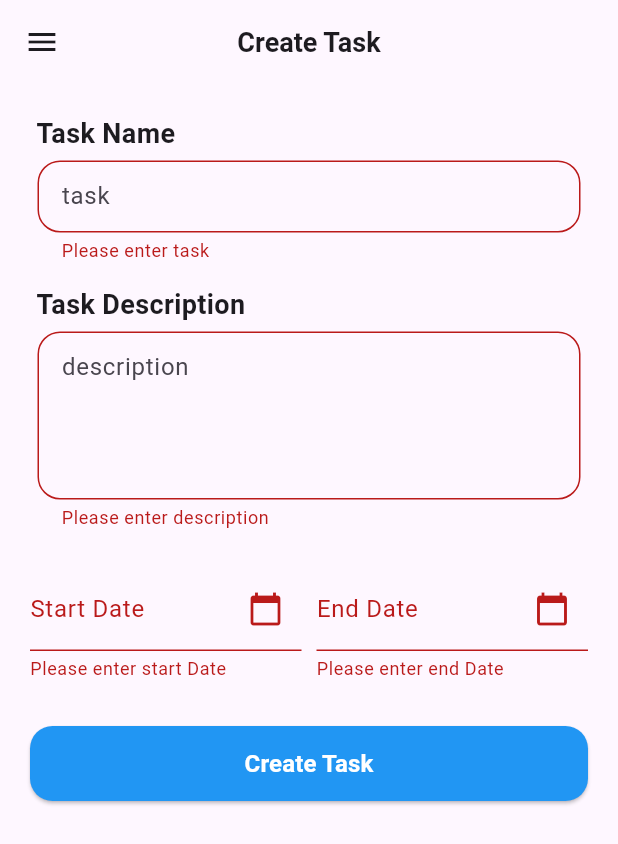
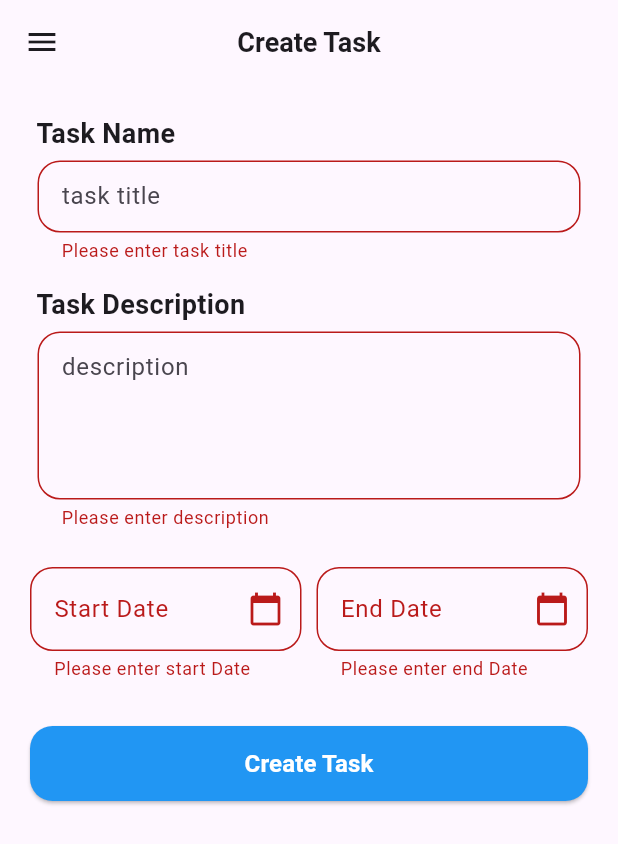
Before and after one commit to mervinkogei/flutter_trial_todo_app, a Flutter app: the TasksScreen screen opened directly, after a tap on "Create Task", on a phone screen of 412 x 824 dp. Shown: the top 844 px of the screen. Run offline on Flutter 3.47's test engine with Material 3 defaults, Android fonts, the phone set to English and light mode, and no system bars; our stand-ins replace fluttertoast; missing offline and left inert: quickeydb, splash_view; accounts and stored records are empty.

Commit message:
feat: Successfully saved the a new task to the local database

```diff
--- a/lib/Database/Models/task_model.dart
+++ b/lib/Database/Models/task_model.dart
@@ -4,8 +4,8 @@ class Task {
    int? id;
    String taskName;
    String description;
-   DateTime? startDate;
-   DateTime? endDate;
+   String? startDate;
+   String? endDate;
    User? user;
 
    Task({
@@ -40,6 +40,7 @@ class Task {
       'description': description,
       'startDate': startDate,
       'endDate': endDate,
+      'user': user != null ? user?.toMap() : null,
    };
 
 }
--- a/lib/Screens/signup.dart
+++ b/lib/Screens/signup.dart
@@ -1,6 +1,5 @@
 import 'package:flutter/material.dart';
 import 'package:fluttertoast/fluttertoast.dart';
-import 'package:quickeydb/builder/query_method.dart';
 import 'package:quickeydb/quickeydb.dart';
 import 'package:trial_todo_app/Database/Models/user_model.dart';
 import 'package:trial_todo_app/Database/Schema/user_schema.dart';
--- a/lib/Screens/tasks.dart
+++ b/lib/Screens/tasks.dart
@@ -1,6 +1,10 @@
 import 'package:flutter/material.dart';
 import 'package:flutter/widgets.dart';
 import 'package:intl/intl.dart';
+import 'package:quickeydb/quickeydb.dart';
+import 'package:trial_todo_app/Database/Models/task_model.dart';
+import 'package:trial_todo_app/Database/Models/user_model.dart';
+import 'package:trial_todo_app/Database/Schema/task_schema.dart';
 import 'package:trial_todo_app/Screens/dashboard_nav.dart';
 import 'package:trial_todo_app/Utils/data_function.dart';
 import 'package:trial_todo_app/Utils/textStyling.dart';
@@ -41,14 +45,25 @@ class _TasksScreenState extends State<TasksScreen> {
     }
   }
 
-addTask() {
+addTask() async{
   if (_formKey.currentState!.validate()) {
-      ScaffoldMessenger.of(context).showSnackBar(
-        const SnackBar(content: Text('Processing Data')),
-      ).closed.then((value) =>
-      Navigator.of(context).push(MaterialPageRoute(builder: (context)=> const DashBoardScreen())));
-    }
-
+    return await QuickeyDB.getInstance!<TaskSchema>()?.create(
+      Task(
+          id: DateTime.now().microsecondsSinceEpoch,
+          taskName: taskNameController.text,
+          description: taskDescriptionController.text,
+          startDate: startDateController.text,
+          endDate: endDateController.text,
+          user: User(name: "vincent", email: "vincentkogei@gmail.com")
+          )).then((value) =>
+          ScaffoldMessenger.of(context).showSnackBar(
+            const SnackBar(content: Text('Processing Data')),
+          ).closed.then((value) =>
+          Navigator.of(context, rootNavigator: true).pushAndRemoveUntil(
+            MaterialPageRoute(builder: (context) => const DashBoardScreen()),
+            (route) => false))
+      );
+  }
 }
 
   @override
@@ -72,7 +87,7 @@ addTask() {
                     ' Task Name',
                     style: ThemeStyling.welcomeTitle,
                   ),
-                  CustomTextField(controller: taskNameController, obscure: false, hintText: 'task',),
+                  CustomTextField(controller: taskNameController, obscure: false, hintText: 'task title',),
                   const SizedBox(height: 10,),
                   const Text(
                     ' Task Description',
@@ -104,6 +119,11 @@ addTask() {
                                       borderSide:
                                           const BorderSide(color: Colors.black),
                                     ),
+                                    border: OutlineInputBorder(
+                                      borderRadius: BorderRadius.circular(15),
+                                      borderSide:
+                                          const BorderSide(color: Colors.black),
+                                    ),
                                     focusedBorder: OutlineInputBorder(
                                       gapPadding: 6,
                                       borderRadius: BorderRadius.circular(15),
@@ -127,6 +147,11 @@ addTask() {
                                   return null;
                                 },
                                 decoration: InputDecoration(
+                                  border: OutlineInputBorder(
+                                      borderRadius: BorderRadius.circular(15),
+                                      borderSide:
+                                          const BorderSide(color: Colors.black),
+                                    ),
                                     enabledBorder: OutlineInputBorder(
                                       borderRadius: BorderRadius.circular(15),
                                       borderSide:
```
